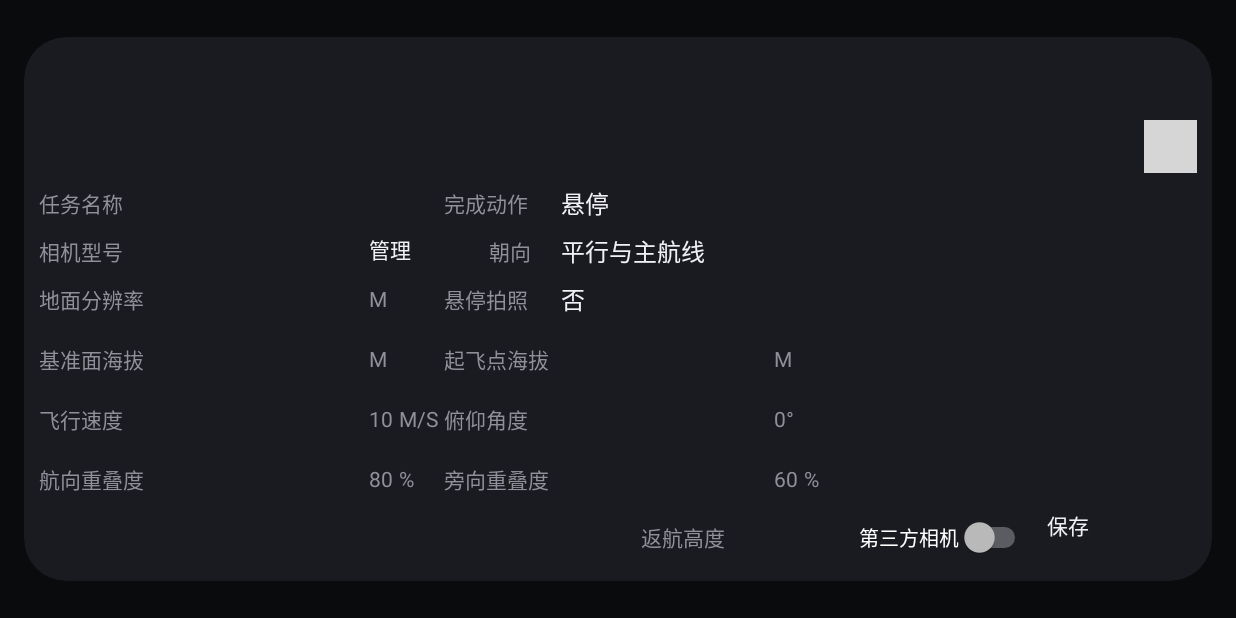
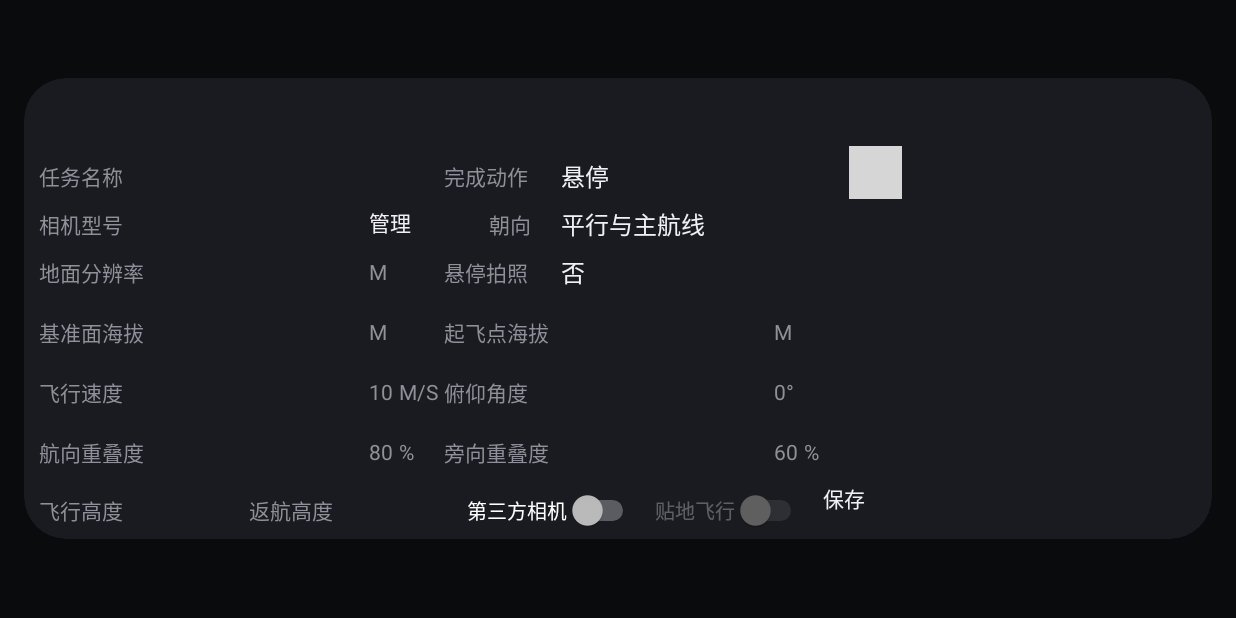
Before and after one commit to Anzhiyus/DjiController, an Android app: the fragment TaskInfoDialog placed in its activity, on a phone screen of 824 x 412 dp (held sideways). Run offline under Robolectric (Android 15) with nearby library versions, the phone set to English and light mode, and no system bars; libraries missing offline, so code that uses them is left out: com.amap.api, com.qmuiteam.qmui, dji.common.error, dji.common.useraccount, dji.common.util and 2 more; pictures from the network do not load; 20 statements that could not run were skipped; grey boxes are pictures that could not be loaded.

Commit message:
修改一些BUG

```diff
--- a/app/src/main/AndroidManifest.xml
+++ b/app/src/main/AndroidManifest.xml
@@ -51,7 +51,7 @@
             android:value="5fd1f2f548acc66527ea238c" />
         <meta-data
             android:name="com.amap.api.v2.apikey"
-            android:value="352668ee5a1fd294fb5eaa001db67cdd" />
+            android:value="301eb111cdb1a58ab0ebc172e3b47a70" />
         <service android:name="com.amap.api.location.APSService"></service>
         <service android:name="dji.sdk.sdkmanager.DJIGlobalService" />
         <!--<service android:name="dji.pilot.flyforbid.FlyforbidUpdateService" />-->
@@ -65,13 +65,13 @@
                 android:name="android.hardware.usb.action.USB_ACCESSORY_ATTACHED"
                 android:resource="@xml/accessory_filter" />
         </activity>
-        <activity
+        <!--<activity
             android:name=".views.CompleteWidgetActivity"
             android:label="Default Widgets"
             android:launchMode="singleTop"
             android:screenOrientation="sensorLandscape"
             android:configChanges="orientation|keyboardHidden|screenSize"
-            android:theme="@style/AppTheme" />
+            android:theme="@style/AppTheme" />-->
         <!-- DJI SDK -->
         <activity android:name="visiontek.djicontroller.views.MainActivity"
             android:theme="@style/AppTheme"
--- a/app/src/main/java/visiontek/djicontroller/dataManager/TaskManager.java
+++ b/app/src/main/java/visiontek/djicontroller/dataManager/TaskManager.java
@@ -38,15 +38,8 @@ public class TaskManager {
     }
 
     //保存task界面到数据库
-    private void SaveTaskAndArea(FlyTask task,List<LatLng> polygon){
-        //task.airwayangle=airwayangle//_amapTool.GetFlyLinesAngle();//0-180
-        int angle=task.cameradirection==0?90:0;
-        task.yaw=task.airwayangle+angle;//飞行器旋转角度
-        if(task.GoHomeHeight<task.FlyHeight){
-            task.GoHomeHeight=(int)task.FlyHeight;
-        }
-        _dataRepository.saveTask(task);
-        //List<LatLng> area=_amapTool.getPointsFromArea();
+    public void SaveTaskAndArea(TaskViewModel task,List<LatLng> polygon){
+        SaveTask(task);
         List<FlyAreaPoint> points=new ArrayList<>();
         for (int i=0;i<polygon.size();i++) {
             points.add(ConvertLatLng2AreaPoint(polygon.get(i),task.id));
@@ -72,17 +65,20 @@ public class TaskManager {
         }
         return null;
     }
+    public FlyTask getTaskEntity(String id){
+        FlyTask task=  _dataRepository.getTask(id);
+        return task;
+    }
     //保存task
-    public void SaveTask(TaskViewModel taskViewModel,List<LatLng> polygon){
-        SaveTaskAndArea(taskViewModel,polygon);
-    }
     public void SaveTask(TaskViewModel task){
+        FlyTask taskentity=task;
         int angle=task.cameradirection==0?90:0;
-        task.yaw=task.airwayangle+angle;//飞行器旋转角度
-        if(task.GoHomeHeight<task.FlyHeight){
-            task.GoHomeHeight=(int)task.FlyHeight;
+        taskentity.yaw=task.airwayangle+angle;//飞行器旋转角度
+        if(taskentity.GoHomeHeight<task.FlyHeight){
+            taskentity.GoHomeHeight=(int)task.FlyHeight;
         }
-        _dataRepository.saveTask(task);
+        taskentity.FlyHeight=(int)task.FlyHeight;
+        _dataRepository.saveTask(taskentity);
     }
     public void SaveHeightArea(String taskid,List<HeightAreaPoint> list){
         _dataRepository.saveTaskHeightAreaPoints(taskid,list);
--- a/app/src/main/java/visiontek/djicontroller/forms/dialogs/TaskInfoDialog.java
+++ b/app/src/main/java/visiontek/djicontroller/forms/dialogs/TaskInfoDialog.java
@@ -11,6 +11,8 @@ import android.util.Log;
 import android.view.LayoutInflater;
 import android.view.View;
 import android.view.ViewGroup;
+import android.view.Window;
+import android.view.WindowManager;
 import android.widget.ArrayAdapter;
 import android.widget.Button;
 import android.widget.CompoundButton;
@@ -54,6 +56,7 @@ public class TaskInfoDialog extends DialogFragment {
     private EditText et_homeASL;//起始点海拔高度
     private EditText et_GSD;//分辨率
     private EditText gohomeHeight;
+    private EditText flyHeight;
     private SeekBar sb_speed;//飞行速度
     private SeekBar sb_adjacentverlapping;//航向重叠度Seekbar
     private SeekBar sb_parallellapping;//旁向重叠度Seekbar
@@ -72,8 +75,10 @@ public class TaskInfoDialog extends DialogFragment {
 
     private List<FlyCamera> cameraList=new ArrayList<>();
     private Switch cameraSwitchbtn;
+    private Switch isSrtmSwitchbtn;
     private Button btn_mngCamera;
     CameraListDialog dlgcamera;
+
     @Override
     public View onCreateView(LayoutInflater inflater, @Nullable ViewGroup container, @Nullable Bundle savedInstanceState){
         dialog_task= (LinearLayout) inflater.inflate(R.layout.dialog_task,null);
@@ -84,6 +89,8 @@ public class TaskInfoDialog extends DialogFragment {
         initUI();
         getCameraSpinner();
         setData();
+
+
         return dialog_task;
     }
     @Override
@@ -112,6 +119,7 @@ public class TaskInfoDialog extends DialogFragment {
     //初始化界面
     private void initUI() {
         gohomeHeight=dialog_task.findViewById(R.id.gohomeHeight);
+        flyHeight=dialog_task.findViewById(R.id.flyHeight);
         et_taskname = (EditText) dialog_task.findViewById(R.id.et_taskname);
         et_areaASL = (EditText) dialog_task.findViewById(R.id.et_basicheight);
         et_homeASL = (EditText) dialog_task.findViewById(R.id.et_startingheight);
@@ -137,6 +145,7 @@ public class TaskInfoDialog extends DialogFragment {
         spinner_finishaction = (Spinner) dialog_task.findViewById(R.id.spinner_finishaction);
         spinner_hover = (Spinner) dialog_task.findViewById(R.id.spinner_photoswitch);
         cameraSwitchbtn=(Switch) dialog_task.findViewById(R.id.cameraSwitch);
+
         sb_speed.setOnSeekBarChangeListener(new SeekBar.OnSeekBarChangeListener() {
             @Override
             public void onProgressChanged(SeekBar seekBar, int progress, boolean fromUser) {
@@ -211,11 +220,24 @@ public class TaskInfoDialog extends DialogFragment {
                 }
             }
         });
+        isSrtmSwitchbtn=(Switch) dialog_task.findViewById(R.id.isSrtm);
+        isSrtmSwitchbtn.setOnCheckedChangeListener(new CompoundButton.OnCheckedChangeListener() {//是否贴地飞行
+            @Override
+            public void onCheckedChanged(CompoundButton compoundButton, boolean b) {
+                if (flyTaskEntity!=null){
+                    if(b){
+                        flyTaskEntity.isSrtm=1;
+                    }
+                    else {
+                        flyTaskEntity.isSrtm=0;
+                    }
+                }
+            }
+        });
         btnConfirm = (Button) dialog_task.findViewById(R.id.btn_confirm);
         btnConfirm.setOnClickListener(new View.OnClickListener() {
             @Override
             public void onClick(View v) {
-
                 if (flyTaskEntity==null){
                     flyTaskEntity=new FlyTask();
                 }
@@ -237,11 +259,13 @@ public class TaskInfoDialog extends DialogFragment {
                     flyTaskEntity.finishaction=spinner_finishaction.getSelectedItemPosition();
                     flyTaskEntity.isThridCamera=cameraSwitchbtn.isChecked()?1:0;
                     flyTaskEntity.GoHomeHeight=String2Int(gohomeHeight.getText().toString());
+                    String height=flyHeight.getText().toString();
                     if(checkTask(flyTaskEntity)){
+                        flyTaskEntity.FlyHeight=String2Int(height);//可以手动指定高度
+                        if(flyTaskEntity.GoHomeHeight==0){
+                            flyTaskEntity.GoHomeHeight=(int)flyTaskEntity.FlyHeight;
+                        }
                         TaskViewModel taskViewModel=new TaskViewModel(flyTaskEntity,camera);
-                        if(taskViewModel.GoHomeHeight==0){
-                            taskViewModel.GoHomeHeight=(int)taskViewModel.FlyHeight;
-                        }
                         taskManager.SaveTask(taskViewModel);
                         dismiss();
                         Common.ShowQMUITipToast(getContext(),"保存成功", QMUITipDialog.Builder.ICON_TYPE_SUCCESS,1000);
@@ -268,7 +292,7 @@ public class TaskInfoDialog extends DialogFragment {
         Bundle args=getArguments();
         if(args!=null){
             String taskid=args.getString("taskid");
-            FlyTask task= taskManager.getTask(taskid);
+            FlyTask task= taskManager.getTaskEntity(taskid);
             setTask(task);
         }
         else{
@@ -332,6 +356,7 @@ public class TaskInfoDialog extends DialogFragment {
             tv_pitchangle.setText((String.valueOf(TASK.pitch)));
             spinner_finishaction.setSelection(TASK.finishaction);
             cameraSwitchbtn.setChecked(TASK.isThridCamera==1);
+            flyHeight.setText(String.valueOf((int)TASK.FlyHeight));
         }
     }
 
@@ -360,6 +385,7 @@ public class TaskInfoDialog extends DialogFragment {
         et_areaASL.setText("");
         et_homeASL.setText("");
         et_GSD.setText("");
+        flyHeight.setText("");
         flyTaskEntity=null;
     }
     public FlyTask getTask() {
--- a/app/src/main/java/visiontek/djicontroller/forms/fragment/TaskControlFragment.java
+++ b/app/src/main/java/visiontek/djicontroller/forms/fragment/TaskControlFragment.java
@@ -7,6 +7,7 @@ import android.content.IntentFilter;
 import android.os.Bundle;
 import android.support.annotation.Nullable;
 import android.support.v4.app.Fragment;
+import android.util.Log;
 import android.view.LayoutInflater;
 import android.view.View;
 import android.view.ViewGroup;
@@ -35,6 +36,7 @@ import dji.sdk.mission.timeline.TimelineEvent;
 import dji.sdk.useraccount.UserAccountManager;
 import visiontek.djicontroller.R;
 import visiontek.djicontroller.dataManager.TaskManager;
+import visiontek.djicontroller.models.SrtmData;
 import visiontek.djicontroller.models.TaskViewModel;
 import visiontek.djicontroller.orm.FlyAreaPoint;
 import visiontek.djicontroller.orm.FlyTask;
--- a/app/src/main/java/visiontek/djicontroller/forms/fragment/TaskEditFragment.java
+++ b/app/src/main/java/visiontek/djicontroller/forms/fragment/TaskEditFragment.java
@@ -54,6 +54,8 @@ import visiontek.djicontroller.util.Common;
 
 //航线规划Tab
 public class TaskEditFragment extends MapFragment{
+    public static final String ON_EDITAREA_ENABLED= "ON_EDITAREA_ENABLED";
+
     private AMap aMap;
     private AmapTool maptool;
     TaskManager taskManager=null;
@@ -106,6 +108,7 @@ public class TaskEditFragment extends MapFragment{
         areameasure=layout.findViewById(R.id.areameasurebtn);
         switchsatellitebtn=layout.findViewById(R.id.switch_satellite);
         savetaskbtn=layout.findViewById(R.id.savetaskbtn);
+        //savetaskbtn.setVisibility(View.GONE);//暂时隐藏保存按钮当区域改变时，自动保存
         linerotateset=layout.findViewById(R.id.linerotateset);
         countpreviewbtn=layout.findViewById(R.id.countpreviewbtn);
         kmlbtn=layout.findViewById(R.id.kmlbtn);
@@ -122,6 +125,12 @@ public class TaskEditFragment extends MapFragment{
     void onMapInit(AMap map){
         aMap=map;
         maptool=new AmapTool(aMap,getContext());
+        maptool.setAreaChangedListener(new AmapTool.AreaChangedListener() {
+            @Override
+            public void onChange() {
+                savetaskbtn.callOnClick();//当区域改变时自动保存
+            }
+        });
         taskManager=new TaskManager();
         aMap.setMapType(AMap.MAP_TYPE_NORMAL);//普通地图 卫星地图MAP_TYPE_SATELLITE
         aMapLocation();
@@ -162,7 +171,7 @@ public class TaskEditFragment extends MapFragment{
             @Override
             public void onClick(View view) {
                 if(currentTask!=null){
-                    taskManager.SaveTask(currentTask,maptool.getPointsFromArea());
+                    taskManager.SaveTaskAndArea(currentTask,maptool.getPointsFromArea());
                     List<LatLng> area=maptool.getDrawArea();
                     if(area!=null&&area.size()>0){
                         List<HeightAreaPoint> heightarea=new ArrayList<>();
@@ -182,11 +191,13 @@ public class TaskEditFragment extends MapFragment{
                                 taskManager.SaveHeightArea(currentTask.id,heightarea);
                             }
                         }
+                        //maptool.CloseTool(AmapTool.TOOL_DRAWAREA);
                     }
                     Common.ShowQMUITipToast(getContext(),"保存成功", QMUITipDialog.Builder.ICON_TYPE_SUCCESS,1000);
                     Intent intent = new Intent(ON_TASK_LOAD);
                     intent.putExtra("id",currentTask.id);
                     getContext().sendBroadcast(intent);
+
                 }
             }
         });
@@ -243,7 +254,6 @@ public class TaskEditFragment extends MapFragment{
 
             @Override
             public void onItemClick(String taskid) {
-
                 Bundle args=new Bundle();
                 args.putString("taskid",taskid);
                 TaskInfoDialog editdlg=new TaskInfoDialog();
@@ -333,6 +343,7 @@ public class TaskEditFragment extends MapFragment{
         params.width=(int)(width*0.3);
         params.height=(int)(height*0.75);
         tasklist.setLayoutParams(params);
+        tasklist.Toggle();
         ViewGroup.LayoutParams paramscolor= colorPickerView.getLayoutParams();
         paramscolor.height=(int)(height*0.65);
         colorPickerView.setLayoutParams(paramscolor);
--- a/app/src/main/java/visiontek/djicontroller/forms/userControl/PullRefreshTaskList.java
+++ b/app/src/main/java/visiontek/djicontroller/forms/userControl/PullRefreshTaskList.java
@@ -23,7 +23,7 @@ import visiontek.djicontroller.forms.dialogs.TaskInfoDialog;
 public class PullRefreshTaskList extends LinearLayout{
     ImageView addBtn;
     ImageView closeBtn;
-    int visible= View.GONE;
+    int visible= View.GONE;//默认显示
     QMUIPullRefreshLayout mPullRefreshLayout;
     TaskListViewAdapter_new mAdapter;
     ListView mListView;
--- a/app/src/main/java/visiontek/djicontroller/views/MainActivity.java
+++ b/app/src/main/java/visiontek/djicontroller/views/MainActivity.java
@@ -25,6 +25,7 @@ import dji.common.error.DJISDKError;
 import dji.sdk.base.BaseComponent;
 import dji.sdk.base.BaseProduct;
 import dji.sdk.products.Aircraft;
+import dji.sdk.sdkmanager.DJISDKInitEvent;
 import dji.sdk.sdkmanager.DJISDKManager;
 import visiontek.djicontroller.R;
 
@@ -138,6 +139,7 @@ public class MainActivity extends Activity {
                     //showToast("registering, pls wait...");
                     //DJISDKManager ins=DJISDKManager.getInstance();
                     DJISDKManager.getInstance().registerApp(MainActivity.this, new DJISDKManager.SDKManagerCallback() {
+
                         @Override
                         public void onRegister(DJIError djiError) {
                             refreshSDKRelativeUI();
@@ -181,6 +183,10 @@ public class MainActivity extends Activity {
                                             oldComponent,
                                             newComponent));
                         }
+                        @Override
+                        public void onInitProcess(DJISDKInitEvent djisdkInitEvent, int i) {
+
+                        }
                     });
                 }
             });
--- a/app/src/main/java/visiontek/djicontroller/views/MainTabs.java
+++ b/app/src/main/java/visiontek/djicontroller/views/MainTabs.java
@@ -54,7 +54,7 @@ public class MainTabs extends AppCompatActivity {
         viewPager.setAdapter(adapter);
         viewPager.setSwipeable(false);
         viewPager.setOffscreenPageLimit(4);//内容过于复杂包括地图和大疆控件 全部缓存防止卡顿和对象销毁造成闪退
-        tabSegment.addTab(new QMUITabSegment.Tab("航线规划 "));
+        tabSegment.addTab(new QMUITabSegment.Tab("任务规划 "));
         //tabSegment.addTab(new QMUITabSegment.Tab("飞行参数"));
         tabSegment.addTab(new QMUITabSegment.Tab("任务执行 "));
         tabSegment.addTab(new QMUITabSegment.Tab("实时图传 "));
--- a/app/src/main/res/layout/dialog_calculate_height.xml
+++ b/app/src/main/res/layout/dialog_calculate_height.xml
@@ -2,7 +2,7 @@
 <LinearLayout
     xmlns:android="http://schemas.android.com/apk/res/android"
     android:orientation="vertical"
-    android:layout_width="wrap_content" android:padding="10dp"
+    android:layout_width="wrap_content"
     android:layout_height="wrap_content">
 
     <ImageButton
@@ -10,7 +10,7 @@
         android:layout_width="35dp"
         android:layout_height="35dp"
         android:padding="8dp"
-        android:layout_gravity="right"
+        android:layout_gravity="right" android:visibility="gone"
         android:background="@color/transparent"
         android:scaleType="fitXY"
         android:src="@drawable/close" />
--- a/app/src/main/res/layout/dialog_task.xml
+++ b/app/src/main/res/layout/dialog_task.xml
@@ -6,19 +6,10 @@
     android:layout_width="match_parent"
     android:layout_height="match_parent"
     android:orientation="vertical"
-    android:padding="10dp"
+
     >
-    <ImageButton
-        android:id="@+id/btn_cancel"
-        android:layout_gravity="right"
-        android:layout_width="35dp"
-        android:layout_height="35dp"
-        android:padding="8dp"
-        android:scaleType="fitXY"
-        android:background="@color/transparent"
-         android:src="@drawable/close" />
     <LinearLayout
-        android:layout_width="wrap_content" android:gravity="left|center"
+        android:layout_width="wrap_content" android:gravity="left|center" android:layout_marginLeft="10dp"
         android:layout_height="wrap_content">
         <TextView
             android:layout_width="70dp"
@@ -43,8 +34,17 @@
             android:layout_height="wrap_content"
             android:layout_gravity="center"
             android:entries="@array/finishaction" />
+        <ImageButton
+            android:id="@+id/btn_cancel"
+            android:layout_gravity="right"
+            android:layout_width="35dp"
+            android:layout_height="35dp"
+            android:padding="8dp"
+            android:scaleType="fitXY"
+            android:background="@color/transparent" android:layout_marginLeft="20dp"
+            android:src="@drawable/close" />
     </LinearLayout>
-    <LinearLayout
+    <LinearLayout android:layout_marginLeft="10dp"
         android:layout_width="wrap_content"
         android:layout_height="wrap_content">
         <TextView
@@ -78,7 +78,7 @@
     </LinearLayout>
 
 
-    <LinearLayout
+    <LinearLayout android:layout_marginLeft="10dp"
         android:layout_width="wrap_content"
         android:layout_height="wrap_content">
         <TextView
@@ -118,7 +118,7 @@
             android:entries="@array/spniner_ishover" />
 
     </LinearLayout>
-    <LinearLayout
+    <LinearLayout android:layout_marginLeft="10dp"
         android:layout_width="wrap_content" android:gravity="left|center"
         android:layout_height="wrap_content">
         <TextView
@@ -158,7 +158,7 @@
             android:layout_gravity="center_vertical"
             android:text="M" />
     </LinearLayout>
-    <LinearLayout
+    <LinearLayout android:layout_marginLeft="10dp"
         android:gravity="left|center"
         android:layout_width="wrap_content"
         android:layout_height="wrap_content">
@@ -205,7 +205,7 @@
             android:layout_height="wrap_content"
             android:text="°" />
     </LinearLayout>
-    <LinearLayout
+    <LinearLayout android:layout_marginLeft="10dp"
         android:layout_width="wrap_content"
         android:layout_height="wrap_content">
         <TextView
@@ -260,9 +260,22 @@
             android:text="%" />
 
     </LinearLayout>
-    <LinearLayout
-        android:layout_width="wrap_content" android:layout_gravity="right"
+    <LinearLayout android:layout_marginLeft="10dp"
+        android:layout_width="wrap_content"
         android:layout_height="wrap_content">
+        <TextView
+            android:layout_width="70dp"
+            android:layout_height="wrap_content"
+            android:layout_gravity="center_vertical"
+            android:text="飞行高度" />
+        <EditText
+            android:id="@+id/flyHeight"
+            android:imeOptions="actionDone"
+            android:layout_width="70dp"
+            android:layout_height="wrap_content"
+            android:layout_gravity="center_vertical"
+            android:inputType="number"
+            android:text="" />
         <TextView
             android:layout_width="70dp"
             android:layout_height="wrap_content"
@@ -284,12 +297,22 @@
             android:layout_margin="5dp"
             android:layout_gravity="center"
             android:text="第三方相机" />
+        <Switch
+            android:id="@+id/isSrtm" android:enabled="false"
+            android:layout_width="wrap_content"
+            android:layout_height="wrap_content"
+            android:textSize="13dp"
+            android:layout_margin="5dp"
+            android:layout_gravity="center"
+            android:text="贴地飞行" />
+
         <Button
             android:id="@+id/btn_confirm"
-            android:layout_gravity="right"
             android:layout_width="100dp"
             android:layout_height="wrap_content"
+            android:layout_gravity="right"
             android:layout_marginLeft="5dp"
             android:text="保存" />
     </LinearLayout>
+
 </LinearLayout>
```
Also changed, not shown: app/src/main/java/visiontek/djicontroller/forms/fragment/MapFragment.java (+4 -3 lines), app/src/main/java/visiontek/djicontroller/models/TaskViewModel.java (+9 -3 lines), app/src/main/java/visiontek/djicontroller/orm/FlyTask.java (+19 -2 lines), app/src/main/java/visiontek/djicontroller/util/AmapTool.java (+19 -4 lines), app/src/main/java/visiontek/djicontroller/util/FlightControllerTool.java (+167 -12 lines), app/src/main/res/drawable-hdpi/homelocation.png, app/src/main/res/drawable-xhdpi/homelocation.png, app/src/main/res/drawable-xxhdpi/homelocation.png, app/src/main/res/drawable/homelocation.png.
